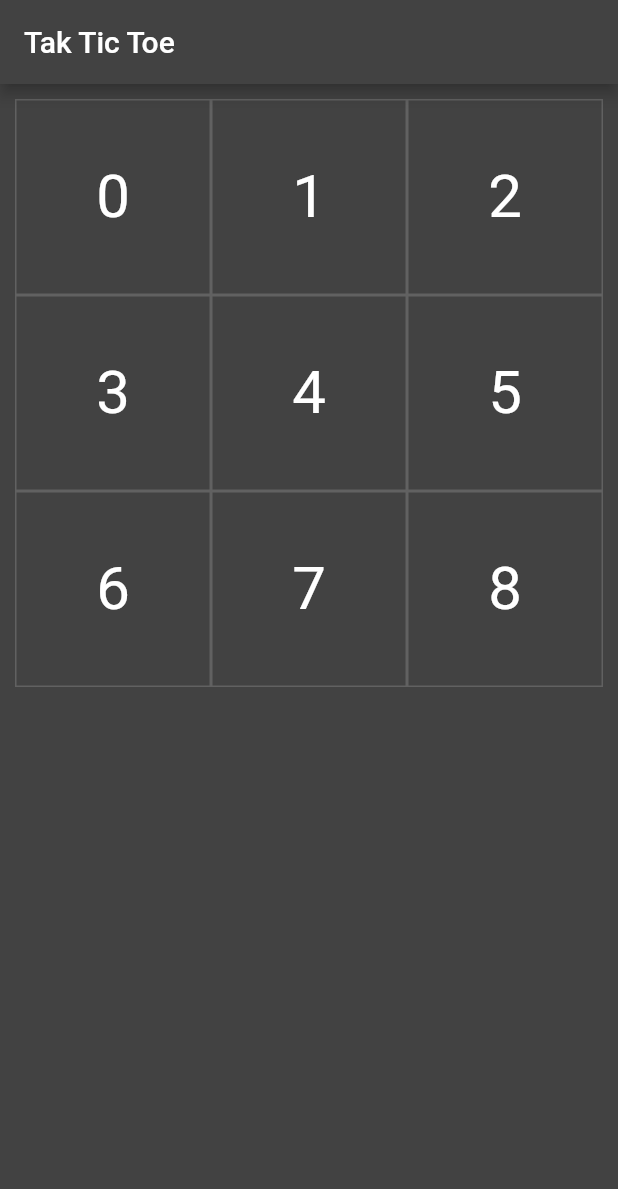
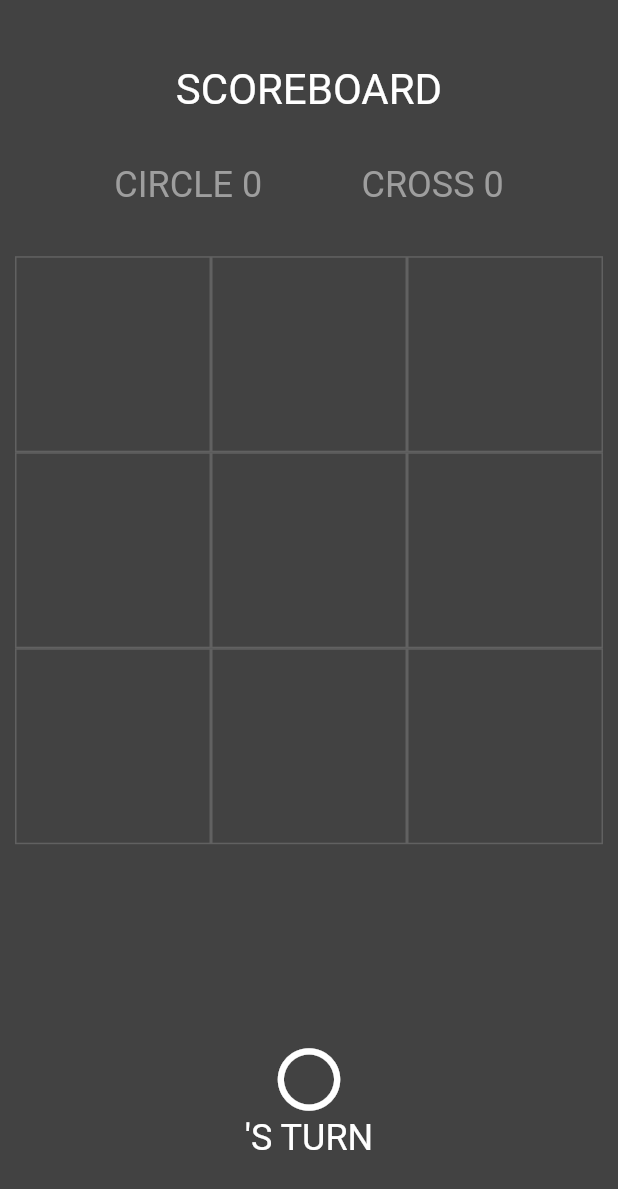
Before and after one commit to pieas-asif/TakTicToe, a Flutter app: the screen it shows after launch, on a phone screen of 412 x 824 dp. Shown: the top 1189 px of the screen. Run offline on Flutter 3.47's test engine with Material 2 defaults, Android fonts, the light colour scheme and no system bars.

Commit message:
Tak Tic Toe

```diff
--- a/lib/main.dart
+++ b/lib/main.dart
@@ -9,7 +9,7 @@ class MyApp extends StatelessWidget {
   @override
   Widget build(BuildContext context) {
     return MaterialApp(
-      title: 'Flutter Demo',
+      title: 'Tak Tic Toe',
       theme: ThemeData(
         primarySwatch: Colors.grey,
       ),
@@ -26,41 +26,226 @@ class Home extends StatefulWidget {
 }
 
 class _HomeState extends State<Home> {
+  bool oTurn = true; // the first player in O
+  int oWins = 0;
+  int xWins = 0;
+  List<IconData?> _marker = [
+    null,
+    null,
+    null,
+    null,
+    null,
+    null,
+    null,
+    null,
+    null,
+  ];
+
+  void _setMark(int index) {
+    if (_marker[index] == null) {
+      setState(() {
+        if (oTurn) {
+          _marker[index] = Icons.circle_outlined;
+        } else {
+          _marker[index] = Icons.clear;
+        }
+        oTurn = !oTurn;
+        _checkWinCondition();
+      });
+    }
+  }
+
+  void _checkWinCondition() {
+    if (_marker[0] == _marker[1] &&
+        _marker[1] == _marker[2] &&
+        _marker[2] != null) {
+      _showWinnerDialog(_marker[0]!);
+    }
+    if (_marker[3] == _marker[4] &&
+        _marker[4] == _marker[5] &&
+        _marker[5] != null) {
+      _showWinnerDialog(_marker[3]!);
+    }
+    if (_marker[6] == _marker[7] &&
+        _marker[7] == _marker[8] &&
+        _marker[8] != null) {
+      _showWinnerDialog(_marker[6]!);
+    }
+    if (_marker[0] == _marker[3] &&
+        _marker[3] == _marker[6] &&
+        _marker[6] != null) {
+      _showWinnerDialog(_marker[0]!);
+    }
+    if (_marker[1] == _marker[4] &&
+        _marker[4] == _marker[7] &&
+        _marker[7] != null) {
+      _showWinnerDialog(_marker[1]!);
+    }
+    if (_marker[2] == _marker[5] &&
+        _marker[5] == _marker[8] &&
+        _marker[8] != null) {
+      _showWinnerDialog(_marker[2]!);
+    }
+    if (_marker[0] == _marker[4] &&
+        _marker[4] == _marker[8] &&
+        _marker[8] != null) {
+      _showWinnerDialog(_marker[0]!);
+    }
+    if (_marker[2] == _marker[4] &&
+        _marker[4] == _marker[6] &&
+        _marker[6] != null) {
+      _showWinnerDialog(_marker[2]!);
+    }
+  }
+
+  void _showWinnerDialog(IconData winner) {
+    if (winner == Icons.clear) {
+      setState(() {
+        xWins += 1;
+      });
+    } else {
+      setState(() {
+        oWins += 1;
+      });
+    }
+    showDialog(
+        context: context,
+        barrierDismissible: false,
+        builder: (context) {
+          return AlertDialog(
+            title: Column(
+              children: [
+                Icon(
+                  winner,
+                  size: 50,
+                ),
+                Text("WON"),
+                SizedBox(
+                  height: 20,
+                ),
+                MaterialButton(
+                  onPressed: () {
+                    for (int i = 0; i < _marker.length; i++) {
+                      setState(() {
+                        _marker[i] = null;
+                      });
+                    }
+                    Navigator.pop(context);
+                  },
+                  child: Text("PLAY AGAIN"),
+                  color: Colors.grey.shade200,
+                  padding: EdgeInsets.symmetric(vertical: 10, horizontal: 40),
+                ),
+              ],
+            ),
+          );
+        });
+  }
+
   @override
   Widget build(BuildContext context) {
     return Scaffold(
       backgroundColor: Colors.grey.shade800,
-      appBar: AppBar(
-        backgroundColor: Colors.grey.shade800,
-        title: Text(
-          "Tak Tic Toe",
-          style: TextStyle(color: Colors.white),
-        ),
-      ),
       body: SafeArea(
         child: Padding(
           padding: const EdgeInsets.all(10.0),
+          child: Column(
+            children: [
+              Expanded(
+                child: Column(
+                  mainAxisAlignment: MainAxisAlignment.spaceEvenly,
+                  children: [
+                    Text(
+                      "SCOREBOARD",
+                      style: TextStyle(
+                        fontSize: 28,
+                        color: Colors.white,
+                      ),
+                    ),
+                    Row(
+                      mainAxisSize: MainAxisSize.max,
+                      mainAxisAlignment: MainAxisAlignment.spaceEvenly,
+                      children: [
+                        Text(
+                          "CIRCLE " + oWins.toString(),
+                          style: TextStyle(
+                            fontSize: 24,
+                            color: oWins == xWins
+                                ? Colors.grey
+                                : xWins > oWins
+                                    ? Colors.red
+                                    : Colors.green,
+                          ),
+                        ),
+                        Text(
+                          "CROSS " + xWins.toString(),
+                          style: TextStyle(
+                            fontSize: 24,
+                            color: oWins == xWins
+                                ? Colors.grey
+                                : oWins > xWins
+                                    ? Colors.red
+                                    : Colors.green,
+                          ),
+                        ),
+                      ],
+                    ),
+                  ],
+                ),
+              ),
+              Expanded(
+                flex: 3,
                 child: GridView.builder(
                     itemCount: 9,
-              gridDelegate:
-                  SliverGridDelegateWithFixedCrossAxisCount(crossAxisCount: 3),
+                    gridDelegate: SliverGridDelegateWithFixedCrossAxisCount(
+                        crossAxisCount: 3),
                     itemBuilder: (BuildContext context, int index) {
-                return Container(
+                      return GestureDetector(
+                        onTap: () {
+                          _setMark(index);
+                        },
+                        child: Container(
                           decoration: BoxDecoration(
                             border: Border.all(color: Colors.grey.shade700),
                           ),
                           child: Center(
-                    child: Text(
-                      index.toString(),
-                      style: TextStyle(
+                            child: _marker[index] != null
+                                ? Icon(
+                                    _marker[index],
+                                    size: 50,
                                     color: Colors.white,
-                        fontSize: 40,
-                      ),
+                                  )
+                                : SizedBox(),
+                            // child: Text(
+                            //   index.toString(),
+                            //   style: TextStyle(fontSize: 40, color: Colors.white),
+                            // ),
                           ),
                         ),
                       );
                     }),
               ),
+              Expanded(
+                  child: Column(
+                mainAxisAlignment: MainAxisAlignment.center,
+                children: [
+                  Icon(
+                    oTurn ? Icons.circle_outlined : Icons.clear,
+                    size: 50,
+                    color: Colors.white,
+                  ),
+                  Text(
+                    "'S TURN",
+                    style: TextStyle(
+                      fontSize: 24,
+                      color: Colors.white,
+                    ),
+                  ),
+                ],
+              )),
+            ],
+          ),
+        ),
       ),
     );
   }
```
Also changed, not shown: pubspec.yaml (+1 -6 lines), assets/images/o.png (deleted), assets/images/x.png (deleted), pubspec.lock, 1 other file. Lines whose indentation alone changed are shown as unchanged.
